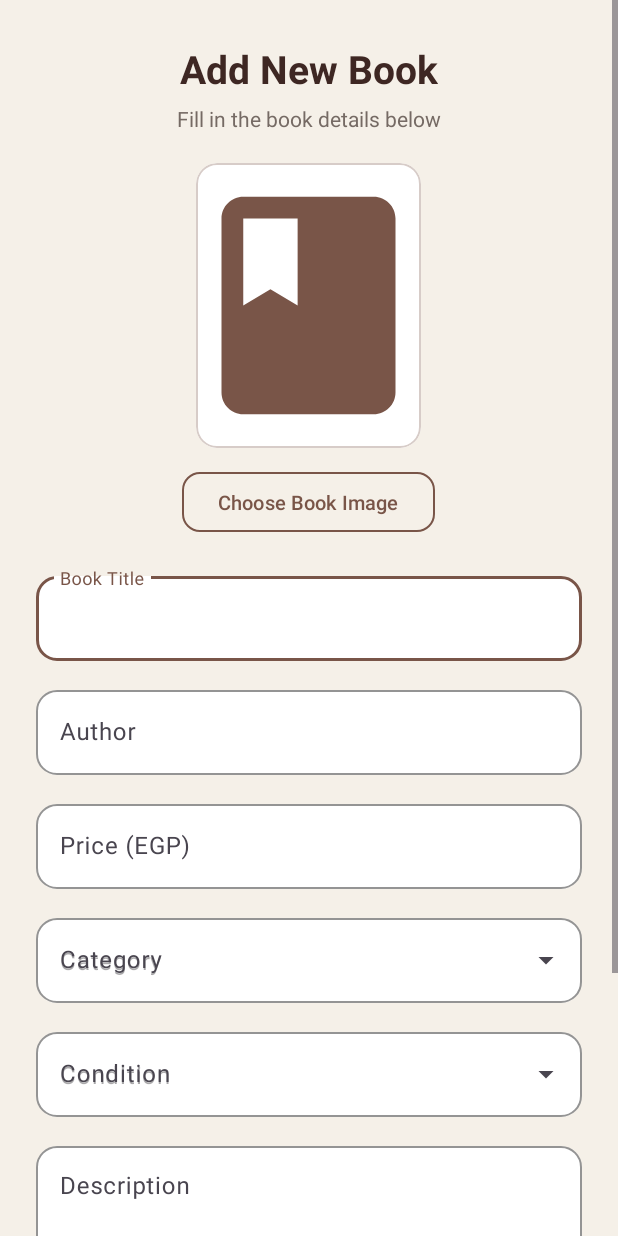
After one commit to alaa-ayman-14/Mobile-Computing-Project, an Android app: the layout activity_add_edit_book.xml on its own in the app's theme, with its tools: preview values and no code run, on a phone screen of 412 x 824 dp. The commit adds this screen. Run offline under Robolectric (Android 15) with nearby library versions, the phone set to English and light mode, and no system bars.

Commit message:
add,edit books layout, fixing align issue

```diff
--- /dev/null
+++ b/app/src/main/res/layout/activity_add_edit_book.xml
@@ -0,0 +1,269 @@
+<?xml version="1.0" encoding="utf-8"?>
+<LinearLayout xmlns:android="http://schemas.android.com/apk/res/android"
+    xmlns:app="http://schemas.android.com/apk/res-auto"
+    xmlns:tools="http://schemas.android.com/tools"
+    android:id="@+id/addEditBookRoot"
+    android:layout_width="match_parent"
+    android:layout_height="match_parent"
+    android:background="@color/background"
+    android:orientation="vertical"
+    tools:ignore="HardcodedText">
+
+    <ScrollView
+        android:layout_width="match_parent"
+        android:layout_height="0dp"
+        android:layout_weight="1"
+        android:fillViewport="true">
+
+        <LinearLayout
+            android:layout_width="match_parent"
+            android:layout_height="wrap_content"
+            android:gravity="center_horizontal"
+            android:orientation="vertical"
+            android:paddingHorizontal="24dp"
+            android:paddingTop="28dp"
+            android:paddingBottom="28dp">
+
+            <!-- Screen Header Title (Changes dynamically between Add New Book / Edit Book) -->
+            <TextView
+                android:id="@+id/tvAddEditScreenTitle"
+                android:layout_width="wrap_content"
+                android:layout_height="wrap_content"
+                android:gravity="center"
+                android:text="Add New Book"
+                android:textColor="@color/primary_dark"
+                android:textSize="26sp"
+                android:textStyle="bold" />
+
+            <TextView
+                android:id="@+id/tvAddEditScreenSubtitle"
+                android:layout_width="wrap_content"
+                android:layout_height="wrap_content"
+                android:layout_marginTop="6dp"
+                android:gravity="center"
+                android:text="Fill in the book details below"
+                android:textColor="@color/text_secondary"
+                android:textSize="14sp" />
+
+            <!-- Book Cover Image Preview Card -->
+            <com.google.android.material.card.MaterialCardView
+                android:id="@+id/cardImagePreview"
+                android:layout_width="150dp"
+                android:layout_height="190dp"
+                android:layout_marginTop="20dp"
+                app:cardBackgroundColor="@color/surface"
+                app:cardCornerRadius="14dp"
+                app:cardElevation="0dp"
+                app:strokeColor="@color/border"
+                app:strokeWidth="1dp">
+
+                <ImageView
+                    android:id="@+id/ivBookCoverPreview"
+                    android:layout_width="match_parent"
+                    android:layout_height="match_parent"
+                    android:contentDescription="@string/book_image"
+                    android:padding="8dp"
+                    android:scaleType="centerCrop"
+                    android:src="@drawable/ic_book_placeholder" />
+
+            </com.google.android.material.card.MaterialCardView>
+
+            <com.google.android.material.button.MaterialButton
+                android:id="@+id/btnPickImage"
+                style="@style/Widget.Material3.Button.OutlinedButton"
+                android:layout_width="wrap_content"
+                android:layout_height="48dp"
+                android:layout_marginTop="12dp"
+                android:text="Choose Book Image"
+                android:textAllCaps="false"
+                android:textColor="@color/primary"
+                android:textSize="13sp"
+                app:cornerRadius="12dp"
+                app:strokeColor="@color/primary" />
+
+            <!-- 1. Book Title -->
+            <com.google.android.material.textfield.TextInputLayout
+                android:id="@+id/tilBookTitle"
+                style="@style/Widget.Material3.TextInputLayout.OutlinedBox"
+                android:layout_width="match_parent"
+                android:layout_height="wrap_content"
+                android:layout_marginTop="20dp"
+                android:hint="Book Title"
+                app:boxBackgroundColor="@color/surface"
+                app:boxCornerRadiusBottomEnd="14dp"
+                app:boxCornerRadiusBottomStart="14dp"
+                app:boxCornerRadiusTopEnd="14dp"
+                app:boxCornerRadiusTopStart="14dp"
+                app:boxStrokeColor="@color/primary">
+
+                <com.google.android.material.textfield.TextInputEditText
+                    android:id="@+id/etBookTitle"
+                    android:layout_width="match_parent"
+                    android:layout_height="wrap_content"
+                    android:inputType="textCapWords"
+                    android:maxLines="1"
+                    android:textColor="@color/text_primary" />
+
+            </com.google.android.material.textfield.TextInputLayout>
+
+            <!-- 2. Author -->
+            <com.google.android.material.textfield.TextInputLayout
+                android:id="@+id/tilBookAuthor"
+                style="@style/Widget.Material3.TextInputLayout.OutlinedBox"
+                android:layout_width="match_parent"
+                android:layout_height="wrap_content"
+                android:layout_marginTop="14dp"
+                android:hint="Author"
+                app:boxBackgroundColor="@color/surface"
+                app:boxCornerRadiusBottomEnd="14dp"
+                app:boxCornerRadiusBottomStart="14dp"
+                app:boxCornerRadiusTopEnd="14dp"
+                app:boxCornerRadiusTopStart="14dp"
+                app:boxStrokeColor="@color/primary">
+
+                <com.google.android.material.textfield.TextInputEditText
+                    android:id="@+id/etBookAuthor"
+                    android:layout_width="match_parent"
+                    android:layout_height="wrap_content"
+                    android:inputType="textCapWords"
+                    android:maxLines="1"
+                    android:textColor="@color/text_primary" />
+
+            </com.google.android.material.textfield.TextInputLayout>
+
+            <!-- 3. Price (Entered in EGP, saved in Piastres) -->
+            <com.google.android.material.textfield.TextInputLayout
+                android:id="@+id/tilBookPrice"
+                style="@style/Widget.Material3.TextInputLayout.OutlinedBox"
+                android:layout_width="match_parent"
+                android:layout_height="wrap_content"
+                android:layout_marginTop="14dp"
+                android:hint="Price (EGP)"
+                app:boxBackgroundColor="@color/surface"
+                app:boxCornerRadiusBottomEnd="14dp"
+                app:boxCornerRadiusBottomStart="14dp"
+                app:boxCornerRadiusTopEnd="14dp"
+                app:boxCornerRadiusTopStart="14dp"
+                app:boxStrokeColor="@color/primary">
+
+                <com.google.android.material.textfield.TextInputEditText
+                    android:id="@+id/etBookPrice"
+                    android:layout_width="match_parent"
+                    android:layout_height="wrap_content"
+                    android:inputType="numberDecimal"
+                    android:maxLines="1"
+                    android:textColor="@color/text_primary" />
+
+            </com.google.android.material.textfield.TextInputLayout>
+
+            <!-- 4. Category (Dropdown / AutoComplete) -->
+            <com.google.android.material.textfield.TextInputLayout
+                android:id="@+id/tilBookCategory"
+                style="@style/Widget.Material3.TextInputLayout.OutlinedBox.ExposedDropdownMenu"
+                android:layout_width="match_parent"
+                android:layout_height="wrap_content"
+                android:layout_marginTop="14dp"
+                android:hint="Category"
+                app:boxBackgroundColor="@color/surface"
+                app:boxCornerRadiusBottomEnd="14dp"
+                app:boxCornerRadiusBottomStart="14dp"
+                app:boxCornerRadiusTopEnd="14dp"
+                app:boxCornerRadiusTopStart="14dp"
+                app:boxStrokeColor="@color/primary">
+
+                <com.google.android.material.textfield.MaterialAutoCompleteTextView
+                    android:id="@+id/actvBookCategory"
+                    android:layout_width="match_parent"
+                    android:layout_height="wrap_content"
+                    android:hint="Category"
+                    android:inputType="textCapWords"
+                    android:maxLines="1"
+                    android:textColor="@color/text_primary" />
+
+            </com.google.android.material.textfield.TextInputLayout>
+
+            <!-- 5. Condition (Dropdown Menu) -->
+            <com.google.android.material.textfield.TextInputLayout
+                android:id="@+id/tilBookCondition"
+                style="@style/Widget.Material3.TextInputLayout.OutlinedBox.ExposedDropdownMenu"
+                android:layout_width="match_parent"
+                android:layout_height="wrap_content"
+                android:layout_marginTop="14dp"
+                android:hint="Condition"
+                app:boxBackgroundColor="@color/surface"
+                app:boxCornerRadiusBottomEnd="14dp"
+                app:boxCornerRadiusBottomStart="14dp"
+                app:boxCornerRadiusTopEnd="14dp"
+                app:boxCornerRadiusTopStart="14dp"
+                app:boxStrokeColor="@color/primary">
+
+                <com.google.android.material.textfield.MaterialAutoCompleteTextView
+                    android:id="@+id/actvBookCondition"
+                    android:layout_width="match_parent"
+                    android:layout_height="wrap_content"
+                    android:hint="Condition"
+                    android:inputType="none"
+                    android:textColor="@color/text_primary" />
+
+            </com.google.android.material.textfield.TextInputLayout>
+
+            <!-- 6. Description -->
+            <com.google.android.material.textfield.TextInputLayout
+                android:id="@+id/tilBookDescription"
+                style="@style/Widget.Material3.TextInputLayout.OutlinedBox"
+                android:layout_width="match_parent"
+                android:layout_height="wrap_content"
+                android:layout_marginTop="14dp"
+                android:hint="Description"
+                app:boxBackgroundColor="@color/surface"
+                app:boxCornerRadiusBottomEnd="14dp"
+                app:boxCornerRadiusBottomStart="14dp"
+                app:boxCornerRadiusTopEnd="14dp"
+                app:boxCornerRadiusTopStart="14dp"
+                app:boxStrokeColor="@color/primary">
+
+                <com.google.android.material.textfield.TextInputEditText
+                    android:id="@+id/etBookDescription"
+                    android:layout_width="match_parent"
+                    android:layout_height="wrap_content"
+                    android:gravity="top|start"
+                    android:inputType="textMultiLine|textCapSentences"
+                    android:minLines="4"
+                    android:textColor="@color/text_primary" />
+
+            </com.google.android.material.textfield.TextInputLayout>
+
+            <!-- Save Book Button -->
+            <com.google.android.material.button.MaterialButton
+                android:id="@+id/btnSaveBook"
+                android:layout_width="match_parent"
+                android:layout_height="56dp"
+                android:layout_marginTop="24dp"
+                android:text="Save Book"
+                android:textAllCaps="false"
+                android:textColor="@color/on_primary"
+                android:textSize="16sp"
+                android:textStyle="bold"
+                app:backgroundTint="@color/primary"
+                app:cornerRadius="14dp" />
+
+            <!-- Cancel Button -->
+            <com.google.android.material.button.MaterialButton
+                android:id="@+id/btnCancel"
+                style="@style/Widget.Material3.Button.OutlinedButton"
+                android:layout_width="match_parent"
+                android:layout_height="52dp"
+                android:layout_marginTop="10dp"
+                android:text="Cancel"
+                android:textAllCaps="false"
+                android:textColor="@color/primary"
+                android:textSize="15sp"
+                app:backgroundTint="@color/surface"
+                app:cornerRadius="14dp"
+                app:strokeColor="@color/border" />
+
+        </LinearLayout>
+
+    </ScrollView>
+
+</LinearLayout>
--- a/app/src/main/res/layout/activity_my_listings.xml
+++ b/app/src/main/res/layout/activity_my_listings.xml
@@ -11,8 +11,6 @@
     <LinearLayout
         android:layout_width="match_parent"
         android:layout_height="wrap_content"
-        android:gravity="center_vertical"
-        android:orientation="horizontal"
         android:paddingHorizontal="20dp"
         android:paddingTop="24dp"
         android:paddingBottom="12dp">
@@ -70,7 +68,7 @@
                 android:layout_width="wrap_content"
                 android:layout_height="wrap_content"
                 android:gravity="center"
-                android:text="No listings available yet."
+                android:text="No listings available yet"
                 android:textColor="@color/text_primary"
                 android:textSize="18sp"
                 android:textStyle="bold" />
@@ -80,7 +78,7 @@
                 android:layout_height="wrap_content"
                 android:layout_marginTop="8dp"
                 android:gravity="center"
-                android:text="Tap '+ Add Book' to list your first book for sale."
+                android:text="Tap '+ Add Book' to list your first book for sale"
                 android:textColor="@color/text_secondary"
                 android:textSize="14sp" />
 
```
